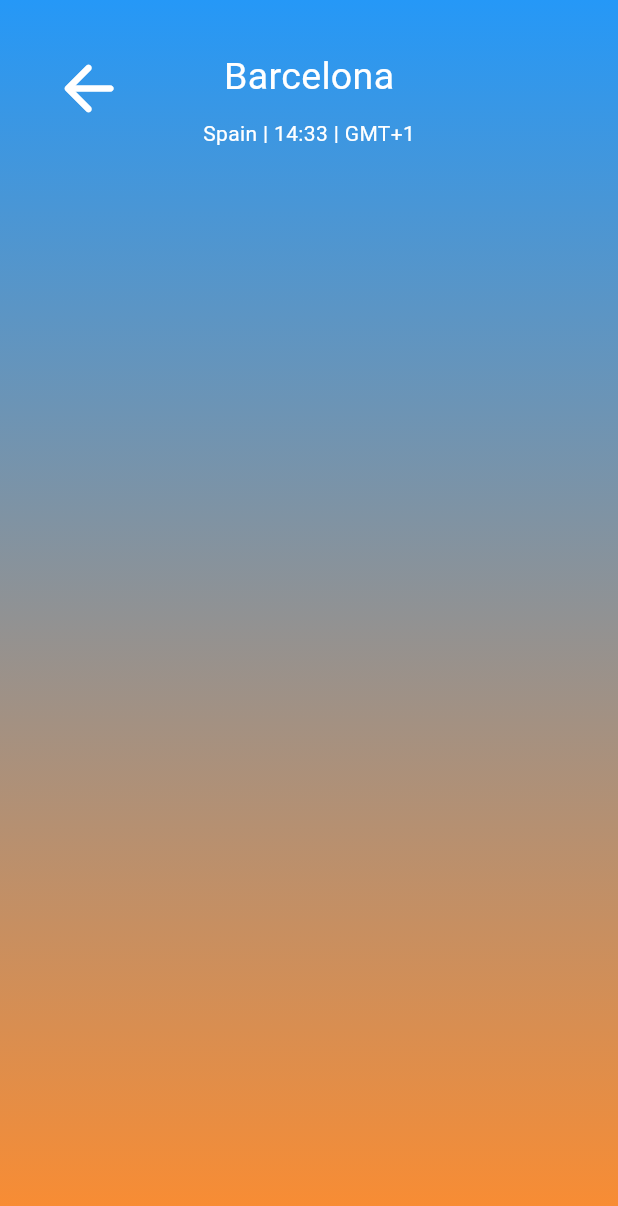
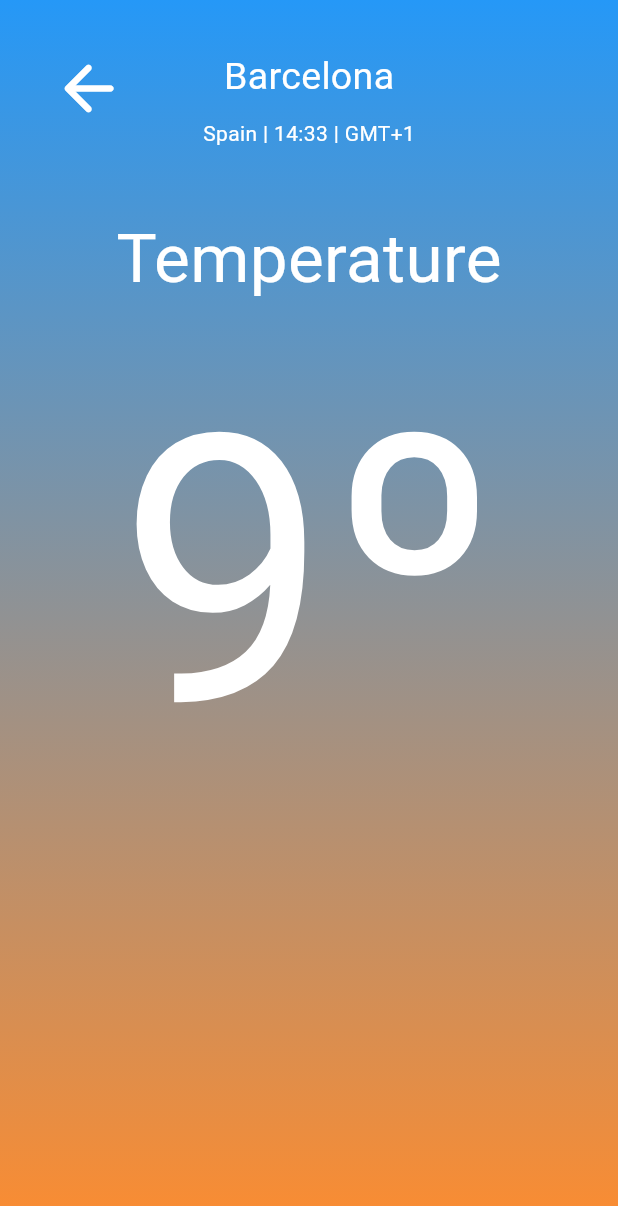
Before and after one commit to Joeltecke25/Weather_App_Viktoria_Games, a Flutter app: the screen it shows after launch, on a phone screen of 412 x 824 dp. Shown: the top 1206 px of the screen. Run offline on Flutter 3.47's test engine with Material 3 defaults, Android fonts, the phone set to English and light mode, and no system bars.

Commit message:
Temperature and ICA widget

```diff
--- a/weather_application/weather_application/lib/screens/temperature_screen.dart
+++ b/weather_application/weather_application/lib/screens/temperature_screen.dart
@@ -1,6 +1,7 @@
 import 'package:flutter/material.dart';
 import 'package:weather_application/widgets/localization_info.dart';
 import 'package:weather_application/widgets/back_button.dart';
+import 'package:weather_application/widgets/ica_box.dart';
 
 class TempScreen extends StatelessWidget {
   const TempScreen({super.key});
@@ -8,6 +9,18 @@ class TempScreen extends StatelessWidget {
 
   @override
   Widget build(BuildContext context) {
+    const TextStyle temperatureTextStyle = TextStyle(
+      color: Colors.white,
+      fontSize: 45,
+      decoration: TextDecoration.none,
+    );
+
+    const TextStyle numberTextStyle = TextStyle(
+      color: Colors.white,
+      fontSize: 250,
+      decoration: TextDecoration.none,
+    );
+
     return Scaffold(
       body: Stack(
         children: [
@@ -15,8 +28,8 @@ class TempScreen extends StatelessWidget {
             decoration: const BoxDecoration(
               gradient: LinearGradient(
                 colors: [
-                Color.fromARGB(255, 37, 152, 247),
-                Color.fromARGB(255, 253, 140, 47),
+                  Color.fromARGB(255, 37, 152, 247),
+                  Color.fromARGB(255, 253, 140, 47),
                 ],
                 begin: Alignment.topCenter,
                 end: Alignment.bottomCenter,
@@ -38,6 +51,22 @@ class TempScreen extends StatelessWidget {
               ],
             ),
           ),
+          Container(
+            alignment: Alignment.topCenter,
+            margin: const EdgeInsets.only(top: 140.0),
+            child: const Column(
+              children: [
+                Text(
+                  'Temperature',
+                  style: temperatureTextStyle,
+                ),
+                Text(
+                  '9º',
+                  style: numberTextStyle,
+                ),
+              ],
+            ),
+          ),
         ],
       ),
     );
```
Also changed, not shown: weather_application/weather_application/lib/widgets/ica_box.dart (added, +17 -0 lines).
